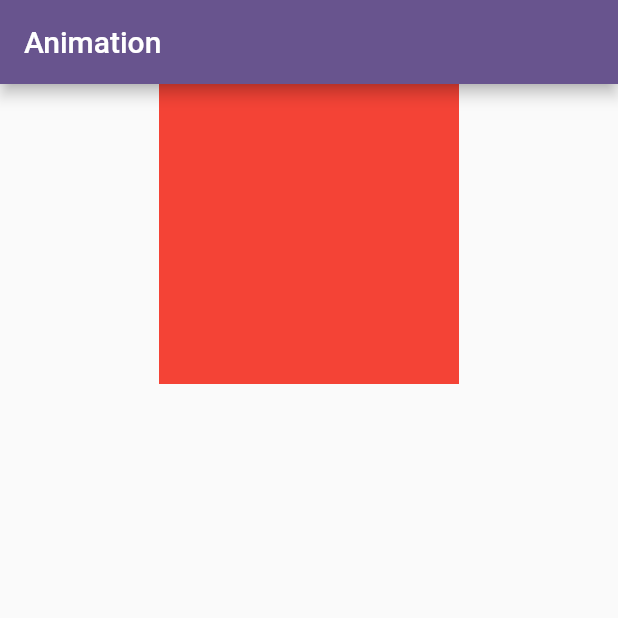
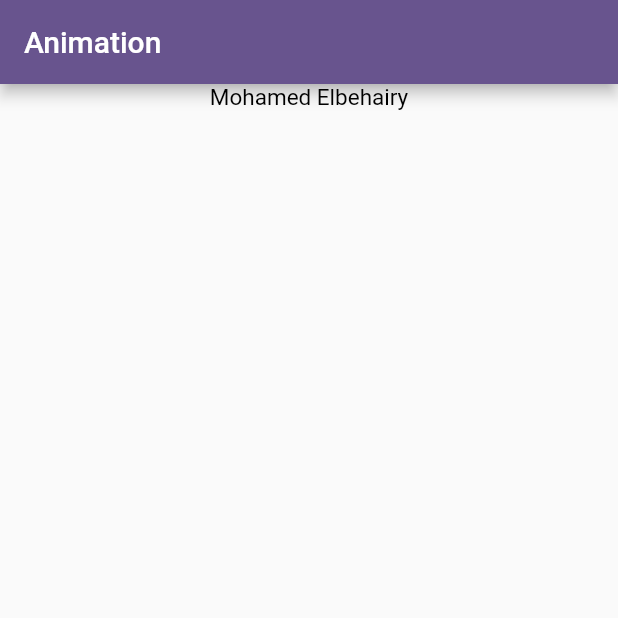
Before and after one commit to mohamdelbehairy/animation_flutter, a Flutter app: the screen it shows after launch, on a phone screen of 412 x 824 dp, the top half of it. Run offline on Flutter 3.47's test engine with Material 3 defaults, Android fonts, the phone set to English and light mode, and no system bars.

Commit message:
Animated DefaultTextStyle

```diff
--- a/lib/main.dart
+++ b/lib/main.dart
@@ -27,7 +27,8 @@ class HomeView extends StatefulWidget {
 }
 
 class _HomeViewState extends State<HomeView> {
-  double opacity = 1;
+  double fontSize = 15;
+  Color color = Colors.black;
 
   @override
   Widget build(BuildContext context) {
@@ -38,15 +39,16 @@ class _HomeViewState extends State<HomeView> {
           InkWell(
             onTap: () {
               setState(() {
-                opacity = 0.5;
+                fontSize = 30;
+                color = Colors.red;
               });
             },
             child: Center(
-              child: AnimatedOpacity(
-                opacity: opacity,
-                duration: const Duration(seconds: 1),
-                child: Container(height: 200, width: 200, color: Colors.red),
-              ),
+              child: AnimatedDefaultTextStyle(
+                  curve: Curves.easeIn,
+                  style: TextStyle(fontSize: fontSize, color: color),
+                  duration: const Duration(seconds: 2),
+                  child: const Text("Mohamed Elbehairy")),
             ),
           )
         ],
```
